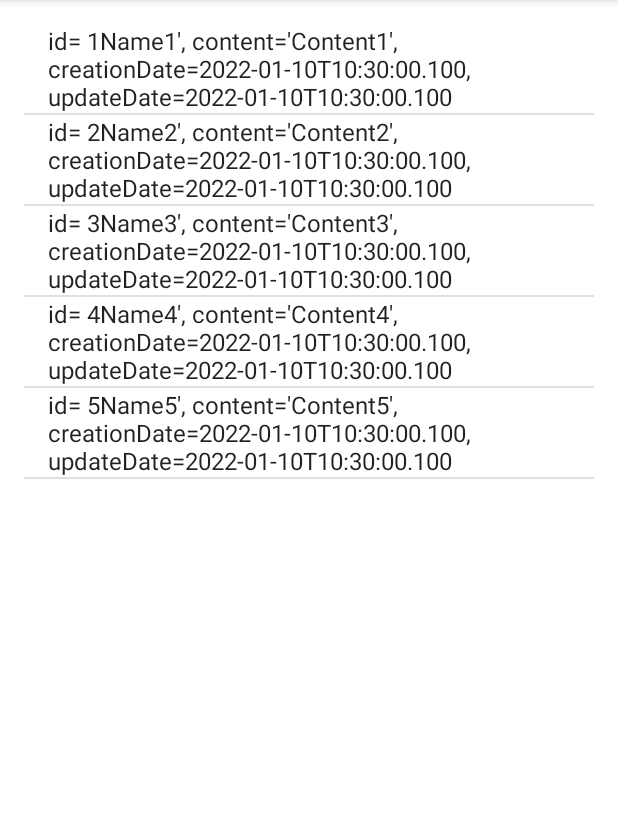
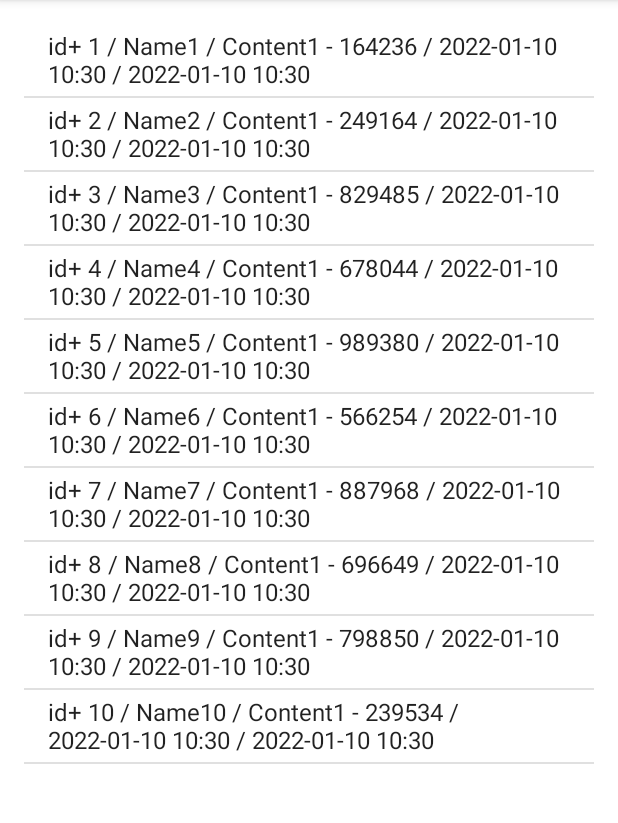
Before and after one commit to DanielLukasevic/DanielL_Note, an Android app: the screen it shows after launch (MainActivity), on a phone screen of 412 x 824 dp, the part 84-907 px from its top. Run offline under Robolectric (Android 15) with nearby library versions, the phone set to English and light mode, and no system bars.

Commit message:
Create date formatter in Note

```diff
--- a/app/src/main/java/lt/vcs/daniell_note/MainActivity.java
+++ b/app/src/main/java/lt/vcs/daniell_note/MainActivity.java
@@ -14,6 +14,7 @@ import android.widget.TextView;
 
 import java.util.ArrayList;
 import java.util.List;
+import java.util.Random;
 
 public class MainActivity extends AppCompatActivity {
     private static final String TAG = "app test";
@@ -26,11 +27,21 @@ public class MainActivity extends AppCompatActivity {
 
         List<Note> notes = new ArrayList<>();
 
-        notes.add(new Note(1,"Name1", "Content1"));
-        notes.add(new Note(2,"Name2", "Content2"));
-        notes.add(new Note(3,"Name3", "Content3"));
-        notes.add(new Note(4,"Name4", "Content4"));
-        notes.add(new Note(5,"Name5", "Content5"));
+        Random random = new Random();
+        Note note;
+
+        int id = 1;
+        while(id <= 10){
+            note = new Note(id, "Name" + id, "Content" + 1 + " - " + random.nextInt(1000000));
+            notes.add(note);
+            id++;
+        }
+
+//        notes.add(new Note(1,"Name1", "Content1"));
+//        notes.add(new Note(2,"Name2", "Content2"));
+//        notes.add(new Note(3,"Name3", "Content3"));
+//        notes.add(new Note(4,"Name4", "Content4"));
+//        notes.add(new Note(5,"Name5", "Content5"));
 
         ArrayAdapter<Note> arrayAdapter = new ArrayAdapter<>(this, android.R.layout.simple_list_item_1, notes);
 
--- a/app/src/main/java/lt/vcs/daniell_note/Note.java
+++ b/app/src/main/java/lt/vcs/daniell_note/Note.java
@@ -1,6 +1,7 @@
 package lt.vcs.daniell_note;
 
 import java.time.LocalDateTime;
+import java.time.format.DateTimeFormatter;
 
 public class Note {
     private int id;
@@ -8,6 +9,7 @@ public class Note {
     private String content;
     private LocalDateTime creationDate;
     private LocalDateTime updateDate;
+    final DateTimeFormatter formatter = DateTimeFormatter.ofPattern("yyyy-MM-dd HH:mm");
 
     public Note(int id, String name, String content) {
         this.id = id;
@@ -50,9 +52,10 @@ public class Note {
     }
     @Override
     public String toString() {
-        return "id= " + id + name + '\'' +
-                ", content='" + content + '\'' +
-                ", creationDate=" + creationDate +
-                ", updateDate=" + updateDate;
+        return "id+ " + id +
+                " / " + name +
+                " / " + content +
+                " / " + creationDate.format(formatter) +
+                " / " + updateDate.format(formatter);
     }
 }
```
